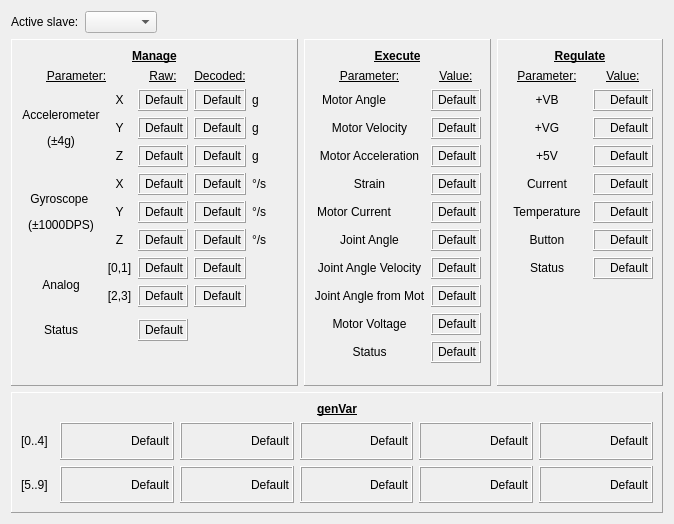
johnbatzer18/biomech_flexsea-plan, file ui/w_pocket.ui: the form before one commit.
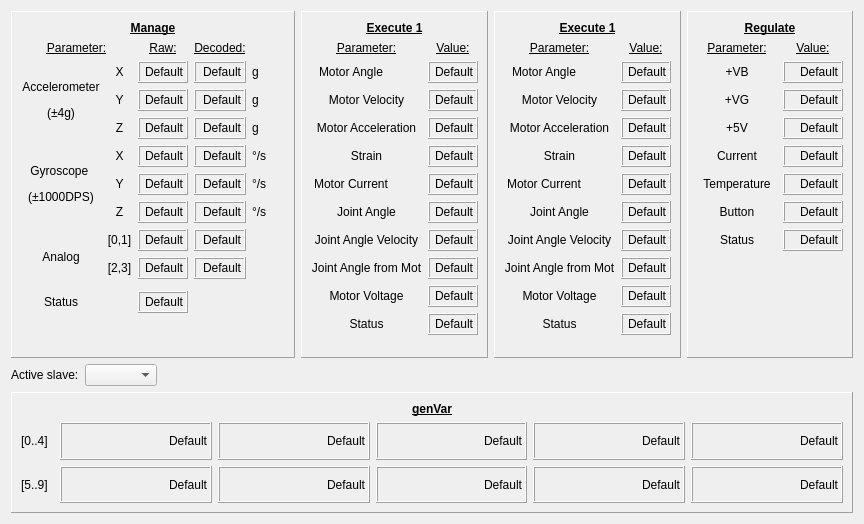
The form after the commit.

Commit message: Implementation in the GUI of the new pocket_s struct.

The edit to the form file:
```diff
--- a/ui/w_pocket.ui
+++ b/ui/w_pocket.ui
@@ -6,7 +6,7 @@
    <rect>
     <x>0</x>
     <y>0</y>
-    <width>674</width>
+    <width>864</width>
     <height>524</height>
    </rect>
   </property>
@@ -19,34 +19,7 @@
   <property name="windowTitle">
    <string>Form</string>
   </property>
-  <layout class="QVBoxLayout" name="verticalLayout_4">
-   <item>
-    <layout class="QHBoxLayout" name="horizontalLayout_3">
-     <item>
-      <widget class="QLabel" name="label_18">
-       <property name="text">
-        <string>Active slave:</string>
-       </property>
-      </widget>
-     </item>
-     <item>
-      <widget class="QComboBox" name="comboBox_slave"/>
-     </item>
-     <item>
-      <spacer name="horizontalSpacer">
-       <property name="orientation">
-        <enum>Qt::Horizontal</enum>
-       </property>
-       <property name="sizeHint" stdset="0">
-        <size>
-         <width>40</width>
-         <height>20</height>
-        </size>
-       </property>
-      </spacer>
-     </item>
-    </layout>
-   </item>
+  <layout class="QVBoxLayout" name="verticalLayout_5">
    <item>
     <layout class="QHBoxLayout" name="horizontalLayout">
      <item>
@@ -1368,7 +1341,7 @@
         <item>
          <widget class="QLabel" name="label_20">
           <property name="text">
-           <string>&lt;html&gt;&lt;head/&gt;&lt;body&gt;&lt;p align=&quot;center&quot;&gt;&lt;span style=&quot; font-weight:600; text-decoration: underline;&quot;&gt;Execute&lt;/span&gt;&lt;/p&gt;&lt;/body&gt;&lt;/html&gt;</string>
+           <string>&lt;html&gt;&lt;head/&gt;&lt;body&gt;&lt;p align=&quot;center&quot;&gt;&lt;span style=&quot; font-weight:600; text-decoration: underline;&quot;&gt;Execute 1&lt;/span&gt;&lt;/p&gt;&lt;/body&gt;&lt;/html&gt;</string>
           </property>
          </widget>
         </item>
@@ -2167,6 +2140,817 @@
        </layout>
       </widget>
      </item>
+     <item>
+      <widget class="QFrame" name="frame_4">
+       <property name="frameShape">
+        <enum>QFrame::Panel</enum>
+       </property>
+       <property name="frameShadow">
+        <enum>QFrame::Raised</enum>
+       </property>
+       <layout class="QVBoxLayout" name="verticalLayout_4">
+        <item>
+         <widget class="QLabel" name="label_40">
+          <property name="text">
+           <string>&lt;html&gt;&lt;head/&gt;&lt;body&gt;&lt;p align=&quot;center&quot;&gt;&lt;span style=&quot; font-weight:600; text-decoration: underline;&quot;&gt;Execute 1&lt;/span&gt;&lt;/p&gt;&lt;/body&gt;&lt;/html&gt;</string>
+          </property>
+         </widget>
+        </item>
+        <item>
+         <layout class="QGridLayout" name="gridLayout_4" rowstretch="3,0,0,0,0,0,0,0,0,0,0">
+          <item row="3" column="1">
+           <widget class="QLabel" name="disp_mot_acc_1">
+            <property name="sizePolicy">
+             <sizepolicy hsizetype="Preferred" vsizetype="Preferred">
+              <horstretch>0</horstretch>
+              <verstretch>0</verstretch>
+             </sizepolicy>
+            </property>
+            <property name="minimumSize">
+             <size>
+              <width>50</width>
+              <height>22</height>
+             </size>
+            </property>
+            <property name="maximumSize">
+             <size>
+              <width>200</width>
+              <height>16777215</height>
+             </size>
+            </property>
+            <property name="baseSize">
+             <size>
+              <width>50</width>
+              <height>0</height>
+             </size>
+            </property>
+            <property name="autoFillBackground">
+             <bool>false</bool>
+            </property>
+            <property name="frameShape">
+             <enum>QFrame::Box</enum>
+            </property>
+            <property name="frameShadow">
+             <enum>QFrame::Raised</enum>
+            </property>
+            <property name="lineWidth">
+             <number>1</number>
+            </property>
+            <property name="text">
+             <string>Default</string>
+            </property>
+            <property name="alignment">
+             <set>Qt::AlignRight|Qt::AlignTrailing|Qt::AlignVCenter</set>
+            </property>
+           </widget>
+          </item>
+          <item row="3" column="0">
+           <widget class="QLabel" name="label_45">
+            <property name="sizePolicy">
+             <sizepolicy hsizetype="Preferred" vsizetype="Preferred">
+              <horstretch>0</horstretch>
+              <verstretch>0</verstretch>
+             </sizepolicy>
+            </property>
+            <property name="minimumSize">
+             <size>
+              <width>80</width>
+              <height>0</height>
+             </size>
+            </property>
+            <property name="layoutDirection">
+             <enum>Qt::LeftToRight</enum>
+            </property>
+            <property name="text">
+             <string>&lt;html&gt;&lt;head/&gt;&lt;body&gt;&lt;p&gt;Motor Acceleration&lt;/p&gt;&lt;/body&gt;&lt;/html&gt;</string>
+            </property>
+            <property name="alignment">
+             <set>Qt::AlignCenter</set>
+            </property>
+           </widget>
+          </item>
+          <item row="2" column="0">
+           <widget class="QLabel" name="label_46">
+            <property name="sizePolicy">
+             <sizepolicy hsizetype="Preferred" vsizetype="Preferred">
+              <horstretch>0</horstretch>
+              <verstretch>0</verstretch>
+             </sizepolicy>
+            </property>
+            <property name="minimumSize">
+             <size>
+              <width>80</width>
+              <height>0</height>
+             </size>
+            </property>
+            <property name="layoutDirection">
+             <enum>Qt::LeftToRight</enum>
+            </property>
+            <property name="text">
+             <string>&lt;html&gt;&lt;head/&gt;&lt;body&gt;&lt;p&gt;Motor Velocity&lt;/p&gt;&lt;/body&gt;&lt;/html&gt;</string>
+            </property>
+            <property name="alignment">
+             <set>Qt::AlignCenter</set>
+            </property>
+           </widget>
+          </item>
+          <item row="5" column="0">
+           <widget class="QLabel" name="label_47">
+            <property name="sizePolicy">
+             <sizepolicy hsizetype="Preferred" vsizetype="Preferred">
+              <horstretch>0</horstretch>
+              <verstretch>0</verstretch>
+             </sizepolicy>
+            </property>
+            <property name="minimumSize">
+             <size>
+              <width>80</width>
+              <height>0</height>
+             </size>
+            </property>
+            <property name="maximumSize">
+             <size>
+              <width>80</width>
+              <height>16777215</height>
+             </size>
+            </property>
+            <property name="layoutDirection">
+             <enum>Qt::LeftToRight</enum>
+            </property>
+            <property name="text">
+             <string>&lt;html&gt;&lt;head/&gt;&lt;body&gt;&lt;p&gt;Motor Current&lt;/p&gt;&lt;/body&gt;&lt;/html&gt;</string>
+            </property>
+            <property name="alignment">
+             <set>Qt::AlignCenter</set>
+            </property>
+           </widget>
+          </item>
+          <item row="6" column="0">
+           <widget class="QLabel" name="label_50">
+            <property name="sizePolicy">
+             <sizepolicy hsizetype="Preferred" vsizetype="Preferred">
+              <horstretch>0</horstretch>
+              <verstretch>0</verstretch>
+             </sizepolicy>
+            </property>
+            <property name="minimumSize">
+             <size>
+              <width>80</width>
+              <height>0</height>
+             </size>
+            </property>
+            <property name="maximumSize">
+             <size>
+              <width>16777215</width>
+              <height>16777215</height>
+             </size>
+            </property>
+            <property name="layoutDirection">
+             <enum>Qt::LeftToRight</enum>
+            </property>
+            <property name="text">
+             <string>&lt;html&gt;&lt;head/&gt;&lt;body&gt;&lt;p&gt;Joint Angle&lt;/p&gt;&lt;/body&gt;&lt;/html&gt;</string>
+            </property>
+            <property name="alignment">
+             <set>Qt::AlignCenter</set>
+            </property>
+           </widget>
+          </item>
+          <item row="1" column="0">
+           <widget class="QLabel" name="label_51">
+            <property name="sizePolicy">
+             <sizepolicy hsizetype="Preferred" vsizetype="Preferred">
+              <horstretch>0</horstretch>
+              <verstretch>0</verstretch>
+             </sizepolicy>
+            </property>
+            <property name="minimumSize">
+             <size>
+              <width>80</width>
+              <height>0</height>
+             </size>
+            </property>
+            <property name="maximumSize">
+             <size>
+              <width>80</width>
+              <height>16777215</height>
+             </size>
+            </property>
+            <property name="layoutDirection">
+             <enum>Qt::LeftToRight</enum>
+            </property>
+            <property name="text">
+             <string>&lt;html&gt;&lt;head/&gt;&lt;body&gt;&lt;p&gt;Motor Angle&lt;/p&gt;&lt;/body&gt;&lt;/html&gt;</string>
+            </property>
+            <property name="alignment">
+             <set>Qt::AlignCenter</set>
+            </property>
+           </widget>
+          </item>
+          <item row="6" column="1">
+           <widget class="QLabel" name="disp_joint_angle_1">
+            <property name="sizePolicy">
+             <sizepolicy hsizetype="Preferred" vsizetype="Preferred">
+              <horstretch>0</horstretch>
+              <verstretch>0</verstretch>
+             </sizepolicy>
+            </property>
+            <property name="minimumSize">
+             <size>
+              <width>50</width>
+              <height>22</height>
+             </size>
+            </property>
+            <property name="maximumSize">
+             <size>
+              <width>200</width>
+              <height>16777215</height>
+             </size>
+            </property>
+            <property name="baseSize">
+             <size>
+              <width>50</width>
+              <height>0</height>
+             </size>
+            </property>
+            <property name="autoFillBackground">
+             <bool>false</bool>
+            </property>
+            <property name="frameShape">
+             <enum>QFrame::Box</enum>
+            </property>
+            <property name="frameShadow">
+             <enum>QFrame::Raised</enum>
+            </property>
+            <property name="lineWidth">
+             <number>1</number>
+            </property>
+            <property name="text">
+             <string>Default</string>
+            </property>
+            <property name="alignment">
+             <set>Qt::AlignRight|Qt::AlignTrailing|Qt::AlignVCenter</set>
+            </property>
+           </widget>
+          </item>
+          <item row="5" column="1">
+           <widget class="QLabel" name="disp_current_mot_1">
+            <property name="sizePolicy">
+             <sizepolicy hsizetype="Preferred" vsizetype="Preferred">
+              <horstretch>0</horstretch>
+              <verstretch>0</verstretch>
+             </sizepolicy>
+            </property>
+            <property name="minimumSize">
+             <size>
+              <width>50</width>
+              <height>22</height>
+             </size>
+            </property>
+            <property name="maximumSize">
+             <size>
+              <width>200</width>
+              <height>16777215</height>
+             </size>
+            </property>
+            <property name="baseSize">
+             <size>
+              <width>50</width>
+              <height>0</height>
+             </size>
+            </property>
+            <property name="autoFillBackground">
+             <bool>false</bool>
+            </property>
+            <property name="frameShape">
+             <enum>QFrame::Box</enum>
+            </property>
+            <property name="frameShadow">
+             <enum>QFrame::Raised</enum>
+            </property>
+            <property name="lineWidth">
+             <number>1</number>
+            </property>
+            <property name="text">
+             <string>Default</string>
+            </property>
+            <property name="alignment">
+             <set>Qt::AlignRight|Qt::AlignTrailing|Qt::AlignVCenter</set>
+            </property>
+           </widget>
+          </item>
+          <item row="0" column="1">
+           <widget class="QLabel" name="label_52">
+            <property name="sizePolicy">
+             <sizepolicy hsizetype="Preferred" vsizetype="Preferred">
+              <horstretch>0</horstretch>
+              <verstretch>0</verstretch>
+             </sizepolicy>
+            </property>
+            <property name="minimumSize">
+             <size>
+              <width>50</width>
+              <height>0</height>
+             </size>
+            </property>
+            <property name="text">
+             <string>&lt;html&gt;&lt;head/&gt;&lt;body&gt;&lt;p&gt;&lt;span style=&quot; text-decoration: underline;&quot;&gt;Value:&lt;/span&gt;&lt;/p&gt;&lt;/body&gt;&lt;/html&gt;</string>
+            </property>
+            <property name="alignment">
+             <set>Qt::AlignCenter</set>
+            </property>
+           </widget>
+          </item>
+          <item row="4" column="1">
+           <widget class="QLabel" name="disp_strain_1">
+            <property name="sizePolicy">
+             <sizepolicy hsizetype="Preferred" vsizetype="Preferred">
+              <horstretch>0</horstretch>
+              <verstretch>0</verstretch>
+             </sizepolicy>
+            </property>
+            <property name="minimumSize">
+             <size>
+              <width>50</width>
+              <height>22</height>
+             </size>
+            </property>
+            <property name="maximumSize">
+             <size>
+              <width>200</width>
+              <height>16777215</height>
+             </size>
+            </property>
+            <property name="baseSize">
+             <size>
+              <width>50</width>
+              <height>0</height>
+             </size>
+            </property>
+            <property name="autoFillBackground">
+             <bool>false</bool>
+            </property>
+            <property name="frameShape">
+             <enum>QFrame::Box</enum>
+            </property>
+            <property name="frameShadow">
+             <enum>QFrame::Raised</enum>
+            </property>
+            <property name="lineWidth">
+             <number>1</number>
+            </property>
+            <property name="text">
+             <string>Default</string>
+            </property>
+            <property name="alignment">
+             <set>Qt::AlignRight|Qt::AlignTrailing|Qt::AlignVCenter</set>
+            </property>
+           </widget>
+          </item>
+          <item row="1" column="1">
+           <widget class="QLabel" name="disp_mot_ang_1">
+            <property name="sizePolicy">
+             <sizepolicy hsizetype="Preferred" vsizetype="Preferred">
+              <horstretch>0</horstretch>
+              <verstretch>0</verstretch>
+             </sizepolicy>
+            </property>
+            <property name="minimumSize">
+             <size>
+              <width>50</width>
+              <height>22</height>
+             </size>
+            </property>
+            <property name="maximumSize">
+             <size>
+              <width>200</width>
+              <height>16777215</height>
+             </size>
+            </property>
+            <property name="baseSize">
+             <size>
+              <width>50</width>
+              <height>0</height>
+             </size>
+            </property>
+            <property name="autoFillBackground">
+             <bool>false</bool>
+            </property>
+            <property name="frameShape">
+             <enum>QFrame::Box</enum>
+            </property>
+            <property name="frameShadow">
+             <enum>QFrame::Raised</enum>
+            </property>
+            <property name="lineWidth">
+             <number>1</number>
+            </property>
+            <property name="text">
+             <string>Default</string>
+            </property>
+            <property name="alignment">
+             <set>Qt::AlignRight|Qt::AlignTrailing|Qt::AlignVCenter</set>
+            </property>
+           </widget>
+          </item>
+          <item row="2" column="1">
+           <widget class="QLabel" name="disp_mot_vel_1">
+            <property name="sizePolicy">
+             <sizepolicy hsizetype="Preferred" vsizetype="Preferred">
+              <horstretch>0</horstretch>
+              <verstretch>0</verstretch>
+             </sizepolicy>
+            </property>
+            <property name="minimumSize">
+             <size>
+              <width>50</width>
+              <height>22</height>
+             </size>
+            </property>
+            <property name="maximumSize">
+             <size>
+              <width>200</width>
+              <height>16777215</height>
+             </size>
+            </property>
+            <property name="baseSize">
+             <size>
+              <width>50</width>
+              <height>0</height>
+             </size>
+            </property>
+            <property name="autoFillBackground">
+             <bool>false</bool>
+            </property>
+            <property name="frameShape">
+             <enum>QFrame::Box</enum>
+            </property>
+            <property name="frameShadow">
+             <enum>QFrame::Raised</enum>
+            </property>
+            <property name="lineWidth">
+             <number>1</number>
+            </property>
+            <property name="text">
+             <string>Default</string>
+            </property>
+            <property name="alignment">
+             <set>Qt::AlignRight|Qt::AlignTrailing|Qt::AlignVCenter</set>
+            </property>
+           </widget>
+          </item>
+          <item row="4" column="0">
+           <widget class="QLabel" name="label_53">
+            <property name="sizePolicy">
+             <sizepolicy hsizetype="Preferred" vsizetype="Preferred">
+              <horstretch>0</horstretch>
+              <verstretch>0</verstretch>
+             </sizepolicy>
+            </property>
+            <property name="minimumSize">
+             <size>
+              <width>80</width>
+              <height>0</height>
+             </size>
+            </property>
+            <property name="layoutDirection">
+             <enum>Qt::LeftToRight</enum>
+            </property>
+            <property name="text">
+             <string>&lt;html&gt;&lt;head/&gt;&lt;body&gt;&lt;p&gt;Strain&lt;/p&gt;&lt;/body&gt;&lt;/html&gt;</string>
+            </property>
+            <property name="alignment">
+             <set>Qt::AlignCenter</set>
+            </property>
+           </widget>
+          </item>
+          <item row="9" column="0">
+           <widget class="QLabel" name="label_54">
+            <property name="sizePolicy">
+             <sizepolicy hsizetype="Preferred" vsizetype="Preferred">
+              <horstretch>0</horstretch>
+              <verstretch>0</verstretch>
+             </sizepolicy>
+            </property>
+            <property name="minimumSize">
+             <size>
+              <width>80</width>
+              <height>0</height>
+             </size>
+            </property>
+            <property name="layoutDirection">
+             <enum>Qt::LeftToRight</enum>
+            </property>
+            <property name="text">
+             <string>Motor Voltage</string>
+            </property>
+            <property name="alignment">
+             <set>Qt::AlignCenter</set>
+            </property>
+           </widget>
+          </item>
+          <item row="0" column="0">
+           <widget class="QLabel" name="label_55">
+            <property name="sizePolicy">
+             <sizepolicy hsizetype="Preferred" vsizetype="Preferred">
+              <horstretch>0</horstretch>
+              <verstretch>0</verstretch>
+             </sizepolicy>
+            </property>
+            <property name="text">
+             <string>&lt;html&gt;&lt;head/&gt;&lt;body&gt;&lt;p align=&quot;center&quot;&gt;&lt;span style=&quot; text-decoration: underline;&quot;&gt;Parameter:&lt;/span&gt;&lt;/p&gt;&lt;/body&gt;&lt;/html&gt;</string>
+            </property>
+           </widget>
+          </item>
+          <item row="9" column="1">
+           <widget class="QLabel" name="disp_mot_volt_1">
+            <property name="sizePolicy">
+             <sizepolicy hsizetype="Preferred" vsizetype="Preferred">
+              <horstretch>0</horstretch>
+              <verstretch>0</verstretch>
+             </sizepolicy>
+            </property>
+            <property name="minimumSize">
+             <size>
+              <width>50</width>
+              <height>22</height>
+             </size>
+            </property>
+            <property name="maximumSize">
+             <size>
+              <width>200</width>
+              <height>16777215</height>
+             </size>
+            </property>
+            <property name="baseSize">
+             <size>
+              <width>50</width>
+              <height>0</height>
+             </size>
+            </property>
+            <property name="autoFillBackground">
+             <bool>false</bool>
+            </property>
+            <property name="frameShape">
+             <enum>QFrame::Box</enum>
+            </property>
+            <property name="frameShadow">
+             <enum>QFrame::Raised</enum>
+            </property>
+            <property name="lineWidth">
+             <number>1</number>
+            </property>
+            <property name="text">
+             <string>Default</string>
+            </property>
+            <property name="alignment">
+             <set>Qt::AlignRight|Qt::AlignTrailing|Qt::AlignVCenter</set>
+            </property>
+           </widget>
+          </item>
+          <item row="10" column="0">
+           <widget class="QLabel" name="label_56">
+            <property name="sizePolicy">
+             <sizepolicy hsizetype="Preferred" vsizetype="Preferred">
+              <horstretch>0</horstretch>
+              <verstretch>0</verstretch>
+             </sizepolicy>
+            </property>
+            <property name="minimumSize">
+             <size>
+              <width>80</width>
+              <height>0</height>
+             </size>
+            </property>
+            <property name="layoutDirection">
+             <enum>Qt::LeftToRight</enum>
+            </property>
+            <property name="text">
+             <string>Status</string>
+            </property>
+            <property name="alignment">
+             <set>Qt::AlignCenter</set>
+            </property>
+           </widget>
+          </item>
+          <item row="10" column="1">
+           <widget class="QLabel" name="disp_ex_stat_1">
+            <property name="sizePolicy">
+             <sizepolicy hsizetype="Preferred" vsizetype="Preferred">
+              <horstretch>0</horstretch>
+              <verstretch>0</verstretch>
+             </sizepolicy>
+            </property>
+            <property name="minimumSize">
+             <size>
+              <width>50</width>
+              <height>22</height>
+             </size>
+            </property>
+            <property name="maximumSize">
+             <size>
+              <width>200</width>
+              <height>16777215</height>
+             </size>
+            </property>
+            <property name="baseSize">
+             <size>
+              <width>50</width>
+              <height>0</height>
+             </size>
+            </property>
+            <property name="autoFillBackground">
+             <bool>false</bool>
+            </property>
+            <property name="frameShape">
+             <enum>QFrame::Box</enum>
+            </property>
+            <property name="frameShadow">
+             <enum>QFrame::Raised</enum>
+            </property>
+            <property name="lineWidth">
+             <number>1</number>
+            </property>
+            <property name="text">
+             <string>Default</string>
+            </property>
+            <property name="alignment">
+             <set>Qt::AlignRight|Qt::AlignTrailing|Qt::AlignVCenter</set>
+            </property>
+           </widget>
+          </item>
+          <item row="7" column="0">
+           <widget class="QLabel" name="label_57">
+            <property name="sizePolicy">
+             <sizepolicy hsizetype="Preferred" vsizetype="Preferred">
+              <horstretch>0</horstretch>
+              <verstretch>0</verstretch>
+             </sizepolicy>
+            </property>
+            <property name="minimumSize">
+             <size>
+              <width>80</width>
+              <height>0</height>
+             </size>
+            </property>
+            <property name="maximumSize">
+             <size>
+              <width>16777215</width>
+              <height>16777215</height>
+             </size>
+            </property>
+            <property name="layoutDirection">
+             <enum>Qt::LeftToRight</enum>
+            </property>
+            <property name="text">
+             <string>&lt;html&gt;&lt;head/&gt;&lt;body&gt;&lt;p&gt;Joint Angle Velocity&lt;/p&gt;&lt;/body&gt;&lt;/html&gt;</string>
+            </property>
+            <property name="alignment">
+             <set>Qt::AlignCenter</set>
+            </property>
+           </widget>
+          </item>
+          <item row="7" column="1">
+           <widget class="QLabel" name="disp_joint_angle_vel_1">
+            <property name="sizePolicy">
+             <sizepolicy hsizetype="Preferred" vsizetype="Preferred">
+              <horstretch>0</horstretch>
+              <verstretch>0</verstretch>
+             </sizepolicy>
+            </property>
+            <property name="minimumSize">
+             <size>
+              <width>50</width>
+              <height>22</height>
+             </size>
+            </property>
+            <property name="maximumSize">
+             <size>
+              <width>200</width>
+              <height>16777215</height>
+             </size>
+            </property>
+            <property name="baseSize">
+             <size>
+              <width>50</width>
+              <height>0</height>
+             </size>
+            </property>
+            <property name="autoFillBackground">
+             <bool>false</bool>
+            </property>
+            <property name="frameShape">
+             <enum>QFrame::Box</enum>
+            </property>
+            <property name="frameShadow">
+             <enum>QFrame::Raised</enum>
+            </property>
+            <property name="lineWidth">
+             <number>1</number>
+            </property>
+            <property name="text">
+             <string>Default</string>
+            </property>
+            <property name="alignment">
+             <set>Qt::AlignRight|Qt::AlignTrailing|Qt::AlignVCenter</set>
+            </property>
+           </widget>
+          </item>
+          <item row="8" column="0">
+           <widget class="QLabel" name="label_58">
+            <property name="sizePolicy">
+             <sizepolicy hsizetype="Preferred" vsizetype="Preferred">
+              <horstretch>0</horstretch>
+              <verstretch>0</verstretch>
+             </sizepolicy>
+            </property>
+            <property name="minimumSize">
+             <size>
+              <width>100</width>
+              <height>0</height>
+             </size>
+            </property>
+            <property name="maximumSize">
+             <size>
+              <width>16777215</width>
+              <height>16777215</height>
+             </size>
+            </property>
+            <property name="layoutDirection">
+             <enum>Qt::LeftToRight</enum>
+            </property>
+            <property name="text">
+             <string>&lt;html&gt;&lt;head/&gt;&lt;body&gt;&lt;p&gt;Joint Angle from Mot&lt;/p&gt;&lt;/body&gt;&lt;/html&gt;</string>
+            </property>
+            <property name="alignment">
+             <set>Qt::AlignCenter</set>
+            </property>
+           </widget>
+          </item>
+          <item row="8" column="1">
+           <widget class="QLabel" name="disp_joint_angle_from_mot_1">
+            <property name="sizePolicy">
+             <sizepolicy hsizetype="Preferred" vsizetype="Preferred">
+              <horstretch>0</horstretch>
+              <verstretch>0</verstretch>
+             </sizepolicy>
+            </property>
+            <property name="minimumSize">
+             <size>
+              <width>50</width>
+              <height>22</height>
+             </size>
+            </property>
+            <property name="maximumSize">
+             <size>
+              <width>200</width>
+              <height>16777215</height>
+             </size>
+            </property>
+            <property name="baseSize">
+             <size>
+              <width>50</width>
+              <height>0</height>
+             </size>
+            </property>
+            <property name="autoFillBackground">
+             <bool>false</bool>
+            </property>
+            <property name="frameShape">
+             <enum>QFrame::Box</enum>
+            </property>
+            <property name="frameShadow">
+             <enum>QFrame::Raised</enum>
+            </property>
+            <property name="lineWidth">
+             <number>1</number>
+            </property>
+            <property name="text">
+             <string>Default</string>
+            </property>
+            <property name="alignment">
+             <set>Qt::AlignRight|Qt::AlignTrailing|Qt::AlignVCenter</set>
+            </property>
+           </widget>
+          </item>
+         </layout>
+        </item>
+        <item>
+         <spacer name="verticalSpacer_4">
+          <property name="orientation">
+           <enum>Qt::Vertical</enum>
+          </property>
+          <property name="sizeHint" stdset="0">
+           <size>
+            <width>20</width>
+            <height>13</height>
+           </size>
+          </property>
+         </spacer>
+        </item>
+       </layout>
+      </widget>
+     </item>
      <item>
       <widget class="QFrame" name="frame_5">
        <property name="frameShape">
@@ -2755,6 +3539,33 @@
      </item>
     </layout>
    </item>
+   <item>
+    <layout class="QHBoxLayout" name="horizontalLayout_3">
+     <item>
+      <widget class="QLabel" name="label_18">
+       <property name="text">
+        <string>Active slave:</string>
+       </property>
+      </widget>
+     </item>
+     <item>
+      <widget class="QComboBox" name="comboBox_slave"/>
+     </item>
+     <item>
+      <spacer name="horizontalSpacer">
+       <property name="orientation">
+        <enum>Qt::Horizontal</enum>
+       </property>
+       <property name="sizeHint" stdset="0">
+        <size>
+         <width>40</width>
+         <height>20</height>
+        </size>
+       </property>
+      </spacer>
+     </item>
+    </layout>
+   </item>
    <item>
     <widget class="QFrame" name="frame">
      <property name="sizePolicy">
```
Left out of the diff: 20 changed lines with no effect on the pictures. The commit also changes 1 other file.
